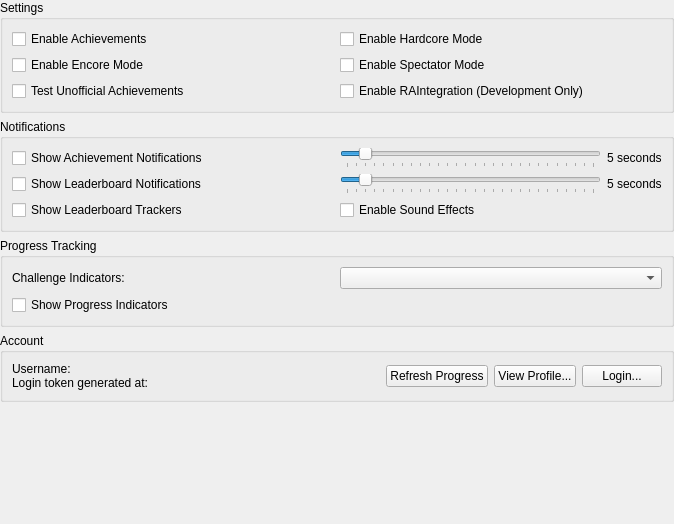
First picture: the form in src/duckstation-qt/achievementsettingswidget.ui, repository stenzek/duckstation, before the edit.
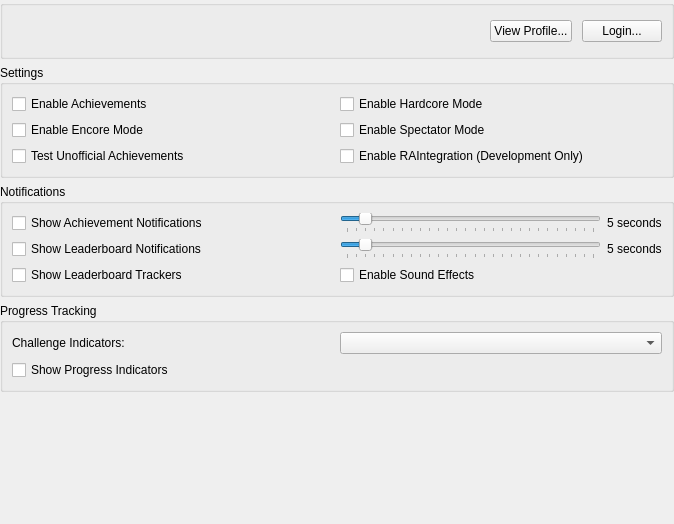
Second picture: the form after the edit.

Commit message: Qt: Display profile icon in achievement settings

```diff
--- a/src/duckstation-qt/achievementsettingswidget.ui
+++ b/src/duckstation-qt/achievementsettingswidget.ui
@@ -23,6 +23,61 @@
    <property name="bottomMargin">
     <number>0</number>
    </property>
+   <item>
+    <widget class="QGroupBox" name="loginBox">
+     <layout class="QHBoxLayout" name="horizontalLayout" stretch="0,1,0,0">
+      <property name="spacing">
+       <number>10</number>
+      </property>
+      <item>
+       <widget class="QLabel" name="userBadge">
+        <property name="sizePolicy">
+         <sizepolicy hsizetype="Fixed" vsizetype="Fixed">
+          <horstretch>0</horstretch>
+          <verstretch>0</verstretch>
+         </sizepolicy>
+        </property>
+        <property name="minimumSize">
+         <size>
+          <width>32</width>
+          <height>32</height>
+         </size>
+        </property>
+        <property name="maximumSize">
+         <size>
+          <width>32</width>
+          <height>32</height>
+         </size>
+        </property>
+        <property name="scaledContents">
+         <bool>true</bool>
+        </property>
+       </widget>
+      </item>
+      <item>
+       <widget class="QLabel" name="loginStatus">
+        <property name="alignment">
+         <set>Qt::AlignmentFlag::AlignLeading|Qt::AlignmentFlag::AlignLeft|Qt::AlignmentFlag::AlignTop</set>
+        </property>
+       </widget>
+      </item>
+      <item>
+       <widget class="QPushButton" name="viewProfile">
+        <property name="text">
+         <string>View Profile...</string>
+        </property>
+       </widget>
+      </item>
+      <item>
+       <widget class="QPushButton" name="loginButton">
+        <property name="text">
+         <string>Login...</string>
+        </property>
+       </widget>
+      </item>
+     </layout>
+    </widget>
+   </item>
    <item>
     <widget class="QGroupBox" name="settingsGroupBox">
      <property name="title">
@@ -232,47 +287,6 @@
      </layout>
     </widget>
    </item>
-   <item>
-    <widget class="QGroupBox" name="loginBox">
-     <property name="title">
-      <string>Account</string>
-     </property>
-     <layout class="QHBoxLayout" name="horizontalLayout" stretch="1,0,0,0">
-      <item>
-       <widget class="QLabel" name="loginStatus">
-        <property name="text">
-         <string>Username:
-Login token generated at:</string>
-        </property>
-        <property name="alignment">
-         <set>Qt::AlignmentFlag::AlignLeading|Qt::AlignmentFlag::AlignLeft|Qt::AlignmentFlag::AlignTop</set>
-        </property>
-       </widget>
-      </item>
-      <item>
-       <widget class="QPushButton" name="refreshProgress">
-        <property name="text">
-         <string>Refresh Progress</string>
-        </property>
-       </widget>
-      </item>
-      <item>
-       <widget class="QPushButton" name="viewProfile">
-        <property name="text">
-         <string>View Profile...</string>
-        </property>
-       </widget>
-      </item>
-      <item>
-       <widget class="QPushButton" name="loginButton">
-        <property name="text">
-         <string>Login...</string>
-        </property>
-       </widget>
-      </item>
-     </layout>
-    </widget>
-   </item>
    <item>
     <spacer name="verticalSpacer">
      <property name="orientation">
```
The commit also changes 1 other file.
